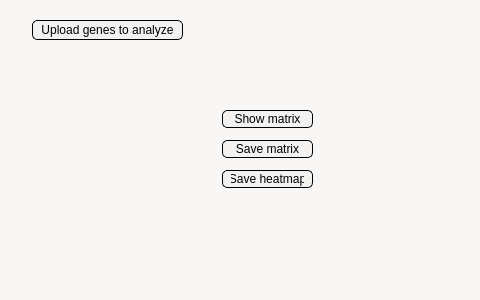
LorenzoTarricone/TranscriptomiC, file colocalizationwindow.ui: the form before one commit; both pictures show x 208 to 688 and y 0 to 300 of the 688 by 300 pixel window.
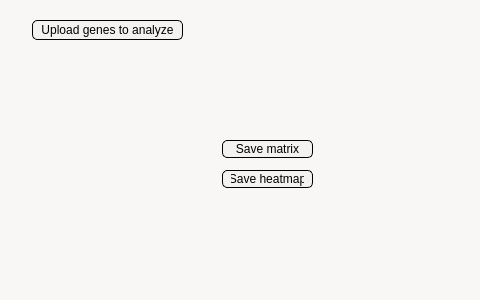
The form after the commit. Custom widgets are drawn as their Qt base class.

The edit to the form file:
```diff
--- a/colocalizationwindow.ui
+++ b/colocalizationwindow.ui
@@ -27,26 +27,6 @@
     </rect>
    </property>
   </widget>
-  <widget class="QPushButton" name="ShowMatrixButton">
-   <property name="geometry">
-    <rect>
-     <x>430</x>
-     <y>110</y>
-     <width>91</width>
-     <height>18</height>
-    </rect>
-   </property>
-   <property name="styleSheet">
-    <string notr="true">background-color: rgb(243,242,240);
-border: 1px solid black ;
-border-radius: 5px;
-padding: 0 8px;
-</string>
-   </property>
-   <property name="text">
-    <string>Show matrix</string>
-   </property>
-  </widget>
   <widget class="QPushButton" name="SaveMatrixButton">
    <property name="geometry">
     <rect>
```
Left out of the diff: 5 changed lines with no effect on the pictures.
